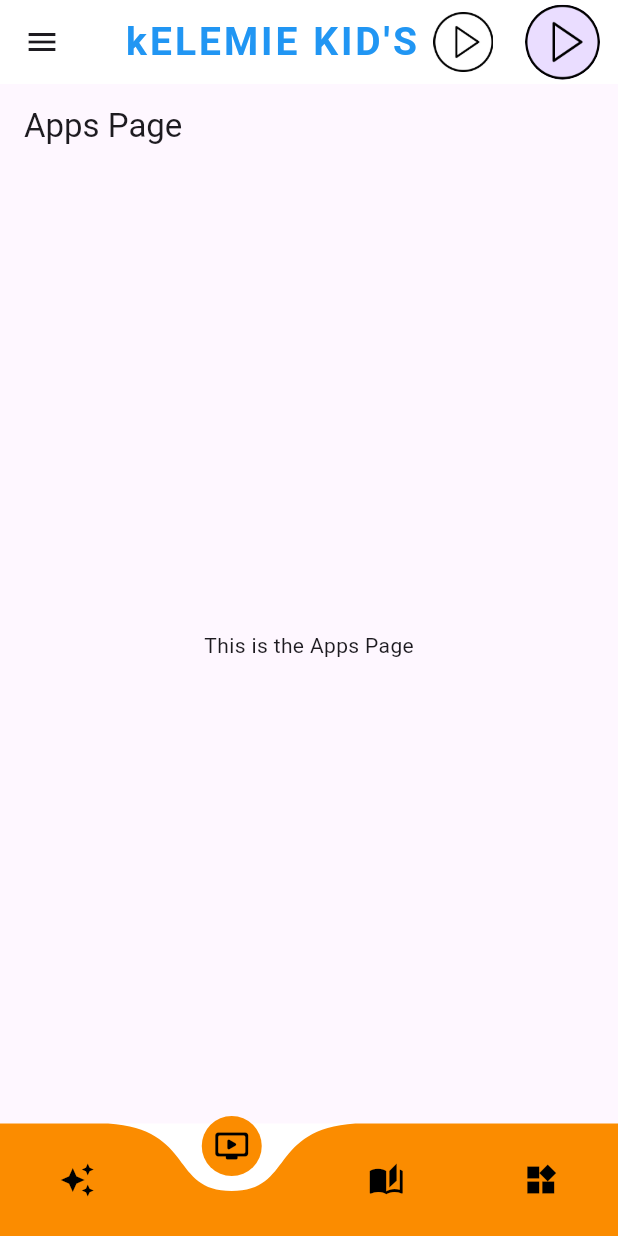
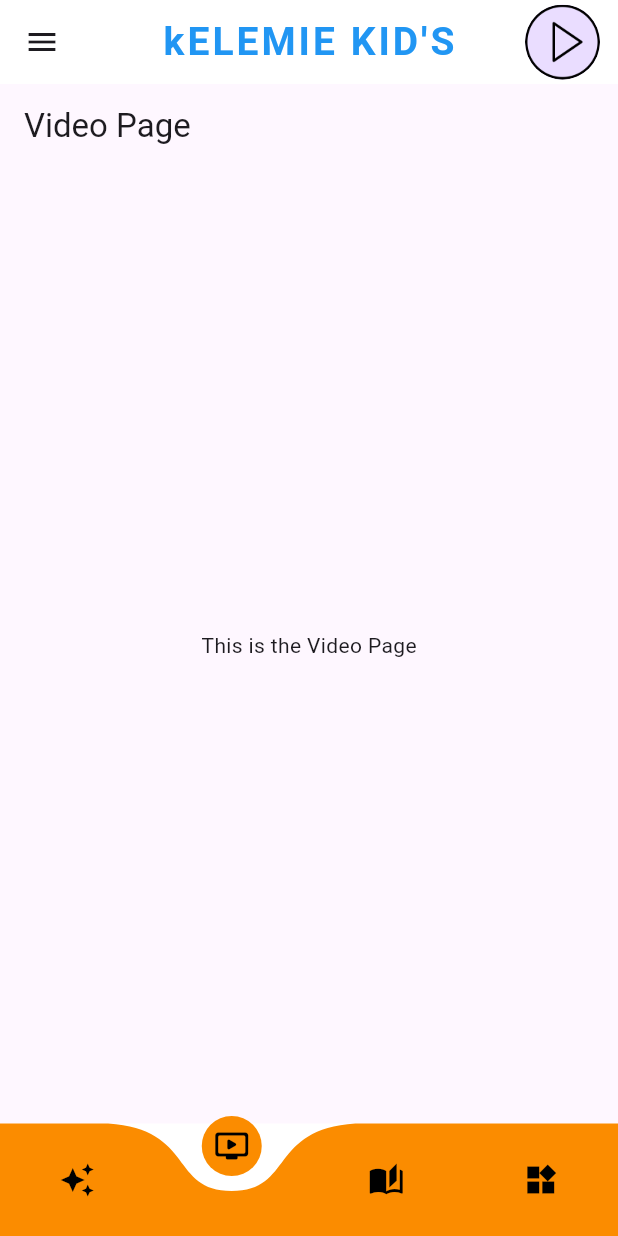
Before and after one commit to daveragos/kids_education_and_entertainment_app, a Flutter app: the HomePage screen opened directly, item 2 of the bottom bar chosen, on a phone screen of 412 x 824 dp. Run offline on Flutter 3.47's test engine with Material 3 defaults, Android fonts, the phone set to English and light mode, and no system bars; drawn by our look-alikes of curved_navigation_bar; our stand-ins replace audioplayers, flutter_svg, flutter_tts, google_fonts, transparent_image; Roboto replaces fonts that are missing (Chewy).

Commit message:
ADD: placeholder for story and video page (bottom nav bar)

```diff
--- a/lib/component/app_bar_simple.dart
+++ b/lib/component/app_bar_simple.dart
@@ -23,12 +23,12 @@
               letterSpacing: 2,
             ),
           ),
-          const SizedBox(width: 10),
-          Image.asset(
-            "assets/images/play-button.png",
-            height: 40,
-            width: 40,
-          ),
+          // const SizedBox(width: 10),
+          // Image.asset(
+          //   "assets/images/play-button.png",
+          //   height: 40,
+          //   width: 40,
+          // ),
         ],
       ),
       centerTitle: true,
--- a/lib/views/home_page.dart
+++ b/lib/views/home_page.dart
@@ -4,6 +4,8 @@
 import 'package:kids_education_and_entertainment_app/component/navigation_bar.dart';
 import 'package:kids_education_and_entertainment_app/views/learn_page.dart';
 import 'package:kids_education_and_entertainment_app/views/apps_page.dart';
+import 'package:kids_education_and_entertainment_app/views/story_page.dart';
+import 'package:kids_education_and_entertainment_app/views/video_page.dart';
 //import 'package:kids_education_and_entertainment_app/animated_background.dart';
 //import 'package:kids_education_and_entertainment_app/views/number_screen.dart'; // Import NumberScreen
 //import 'package:kids_education_and_entertainment_app/views/alphabet_screen.dart'; // Import AlphabetScreen
@@ -20,8 +22,8 @@
   int _indexPage = 0;
   final List<Widget> _pages = [
     const PageLearning(),
-    // PageVideo(),
-    // PageStory(),
+    const PageVideo(),
+    const PageStory(),
     const PageApps(),
   ];
 
@@ -29,7 +31,7 @@
   Widget build(BuildContext context) {
     return Scaffold(
       appBar: const AppBarSimple(),
-      drawer: DrawerCustom(),
+      drawer: const DrawerCustom(),
       body: _pages[_indexPage],
       bottomNavigationBar: CustomNavigationBar(
         indexpage: _indexPage,
--- a/lib/views/story_page.dart
+++ b/lib/views/story_page.dart
@@ -0,0 +1,13 @@
+import 'package:flutter/material.dart';
+
+class PageStory extends StatelessWidget {
+  const PageStory({Key? key}) : super(key: key);
+
+  @override
+  Widget build(BuildContext context) {
+    return Scaffold(
+      appBar: AppBar(title: const Text('Story Page')),
+      body: const Center(child: Text('This is the Story Page')),
+    );
+  }
+}
--- /dev/null
+++ b/lib/views/video_page.dart
@@ -0,0 +1,17 @@
+import 'package:flutter/material.dart';
+
+class PageVideo extends StatelessWidget {
+  const PageVideo({super.key});
+
+  @override
+  Widget build(BuildContext context) {
+    return Scaffold(
+      appBar: AppBar(
+        title: const Text('Video Page'),
+      ),
+      body: const Center(
+        child: Text('This is the Video Page'),
+      ),
+    );
+  }
+}
```
